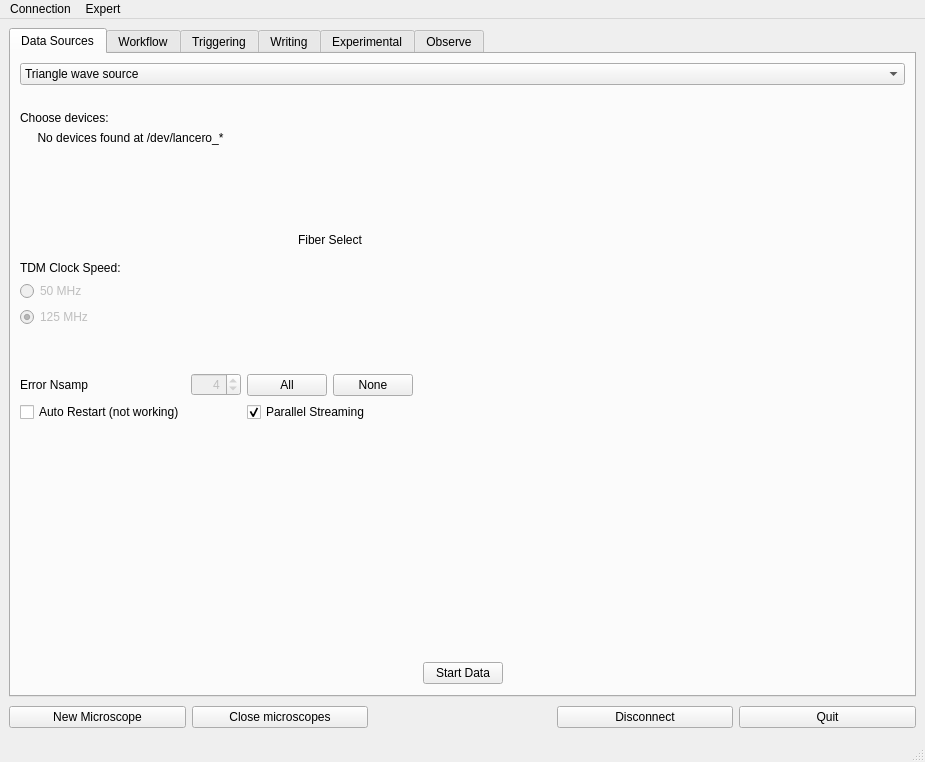
First picture: the form in dastardcommander/ui/dc.ui, repository usnistgov/dastardcommander, before the edit.
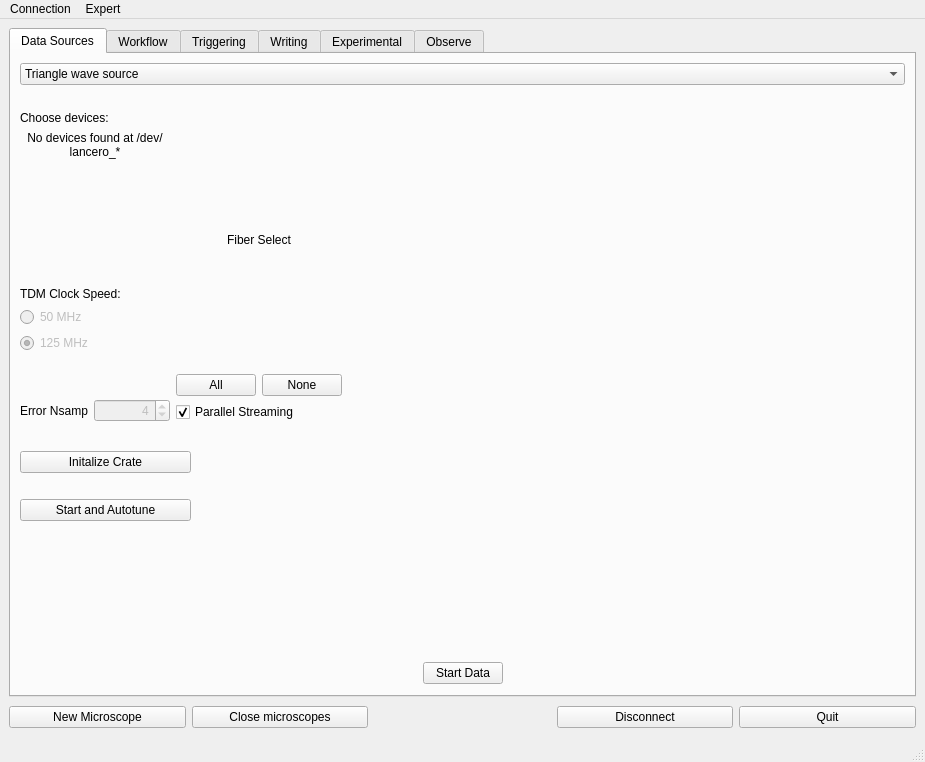
Second picture: the form after the edit. Icons and pictures are not drawn.

Commit message: add cringe control buttons

Patch:
```diff
--- a/dastardcommander/ui/dc.ui
+++ b/dastardcommander/ui/dc.ui
@@ -537,13 +537,6 @@
                      </property>
                     </widget>
                    </item>
-                   <item row="2" column="0">
-                    <widget class="QCheckBox" name="checkBox_lanceroAutoRestart">
-                     <property name="text">
-                      <string>Auto Restart (not working)</string>
-                     </property>
-                    </widget>
-                   </item>
                   </layout>
                  </item>
                 </layout>
@@ -606,6 +599,32 @@
              </item>
             </layout>
            </widget>
+           <widget class="QWidget" name="gridLayoutWidget">
+            <property name="geometry">
+             <rect>
+              <x>0</x>
+              <y>340</y>
+              <width>171</width>
+              <height>111</height>
+             </rect>
+            </property>
+            <layout class="QGridLayout" name="gridLayout_5">
+             <item row="0" column="0">
+              <widget class="QPushButton" name="pushButton_initializeCrate">
+               <property name="text">
+                <string>Initalize Crate</string>
+               </property>
+              </widget>
+             </item>
+             <item row="1" column="0">
+              <widget class="QPushButton" name="pushButton_startAndAutotune">
+               <property name="text">
+                <string>Start and Autotune</string>
+               </property>
+              </widget>
+             </item>
+            </layout>
+           </widget>
           </widget>
           <widget class="QWidget" name="roachPage">
            <widget class="QFrame" name="roachFrame">
```
The commit also changes 2 other files.
